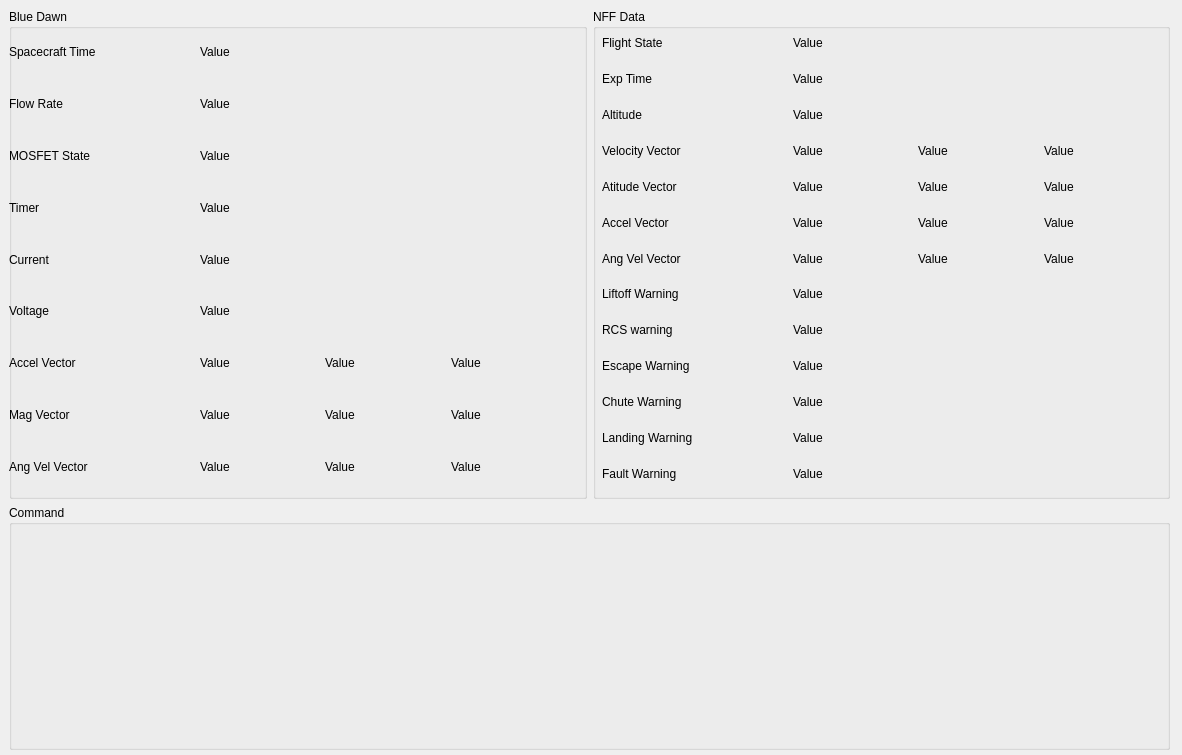
The window that GSE/monitorWindow.ui (Bruin-Spacecraft-Group/Rapid-Blue-Dawn-Ground-Testing) describes before a commit, drawn with Qt 5.
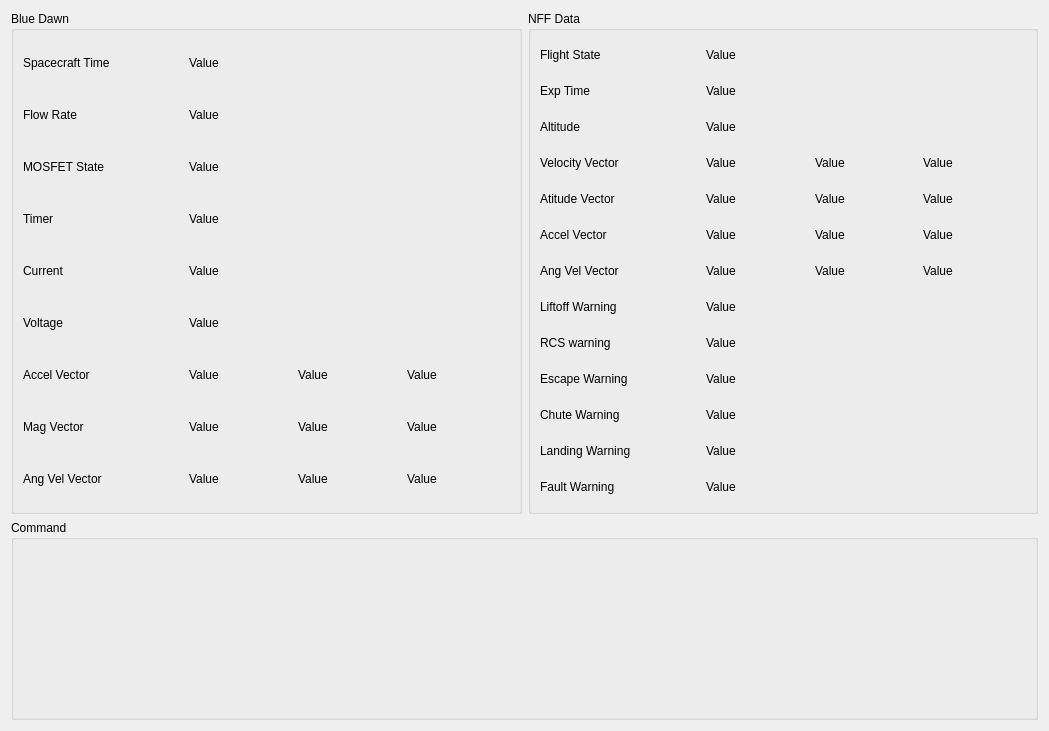
The same window after the commit. Icons and pictures are not drawn.

What changed in the file:
```diff
--- a/GSE/monitorWindow.ui
+++ b/GSE/monitorWindow.ui
@@ -6,8 +6,8 @@
    <rect>
     <x>0</x>
     <y>0</y>
-    <width>1182</width>
-    <height>755</height>
+    <width>1049</width>
+    <height>731</height>
    </rect>
   </property>
   <property name="windowTitle">
@@ -17,65 +17,19 @@
    <iconset>
     <normaloff>images/MainLogo.png</normaloff>images/MainLogo.png</iconset>
   </property>
-  <widget class="QWidget" name="verticalLayoutWidget">
-   <property name="geometry">
-    <rect>
-     <x>9</x>
-     <y>9</y>
-     <width>1161</width>
-     <height>741</height>
-    </rect>
-   </property>
-   <layout class="QVBoxLayout" name="monitor_wrapper" stretch="2,1">
+  <layout class="QVBoxLayout" name="verticalLayout">
     <item>
-     <layout class="QHBoxLayout" name="horizontalLayout">
+    <layout class="QHBoxLayout" name="horizontalLayout" stretch="1,1">
       <item>
        <widget class="QGroupBox" name="bd_groupbox">
         <property name="title">
          <string>Blue Dawn</string>
         </property>
-        <widget class="QWidget" name="gridLayoutWidget_2">
-         <property name="geometry">
-          <rect>
-           <x>0</x>
-           <y>20</y>
-           <width>561</width>
-           <height>461</height>
-          </rect>
-         </property>
-         <layout class="QGridLayout" name="gridLayout_2" columnstretch="1,2">
-          <item row="5" column="0">
-           <widget class="QLabel" name="voltage_name">
+       <layout class="QGridLayout" name="gridLayout_3" columnstretch="1,2">
+        <item row="0" column="0">
+         <widget class="QLabel" name="spacecraft_time_name">
             <property name="text">
-             <string>Voltage</string>
-            </property>
-           </widget>
-          </item>
-          <item row="4" column="0">
-           <widget class="QLabel" name="current_name">
-            <property name="text">
-             <string>Current</string>
-            </property>
-           </widget>
-          </item>
-          <item row="6" column="0">
-           <widget class="QLabel" name="label_19">
-            <property name="text">
-             <string>Accel Vector</string>
-            </property>
-           </widget>
-          </item>
-          <item row="2" column="1">
-           <widget class="QLabel" name="mosfet_state">
-            <property name="text">
-             <string>Value</string>
-            </property>
-           </widget>
-          </item>
-          <item row="3" column="1">
-           <widget class="QLabel" name="timer">
-            <property name="text">
-             <string>Value</string>
+           <string>Spacecraft Time</string>
             </property>
            </widget>
           </item>
@@ -86,6 +40,13 @@
             </property>
            </widget>
           </item>
+        <item row="2" column="1">
+         <widget class="QLabel" name="mosfet_state">
+          <property name="text">
+           <string>Value</string>
+          </property>
+         </widget>
+        </item>
           <item row="1" column="1">
            <widget class="QLabel" name="flow_rate">
             <property name="text">
@@ -93,20 +54,6 @@
             </property>
            </widget>
           </item>
-          <item row="8" column="0">
-           <widget class="QLabel" name="label_21">
-            <property name="text">
-             <string>Ang Vel Vector</string>
-            </property>
-           </widget>
-          </item>
-          <item row="4" column="1">
-           <widget class="QLabel" name="current">
-            <property name="text">
-             <string>Value</string>
-            </property>
-           </widget>
-          </item>
           <item row="0" column="1">
            <widget class="QLabel" name="spacecraft_time">
             <property name="text">
@@ -121,31 +68,17 @@
             </property>
            </widget>
           </item>
-          <item row="0" column="0">
-           <widget class="QLabel" name="spacecraft_time_name">
+        <item row="5" column="0">
+         <widget class="QLabel" name="voltage_name">
             <property name="text">
-             <string>Spacecraft Time</string>
+           <string>Voltage</string>
             </property>
            </widget>
           </item>
-          <item row="2" column="0">
-           <widget class="QLabel" name="mosfet_state_name">
+        <item row="6" column="0">
+         <widget class="QLabel" name="label_19">
             <property name="text">
-             <string>MOSFET State</string>
-            </property>
-           </widget>
-          </item>
-          <item row="7" column="0">
-           <widget class="QLabel" name="label_20">
-            <property name="text">
-             <string>Mag Vector</string>
-            </property>
-           </widget>
-          </item>
-          <item row="5" column="1">
-           <widget class="QLabel" name="voltage">
-            <property name="text">
-             <string>Value</string>
+           <string>Accel Vector</string>
             </property>
            </widget>
           </item>
@@ -174,6 +107,55 @@
             </item>
            </layout>
           </item>
+        <item row="2" column="0">
+         <widget class="QLabel" name="mosfet_state_name">
+          <property name="text">
+           <string>MOSFET State</string>
+          </property>
+         </widget>
+        </item>
+        <item row="4" column="1">
+         <widget class="QLabel" name="current">
+          <property name="text">
+           <string>Value</string>
+          </property>
+         </widget>
+        </item>
+        <item row="3" column="1">
+         <widget class="QLabel" name="timer">
+          <property name="text">
+           <string>Value</string>
+          </property>
+         </widget>
+        </item>
+        <item row="5" column="1">
+         <widget class="QLabel" name="voltage">
+          <property name="text">
+           <string>Value</string>
+          </property>
+         </widget>
+        </item>
+        <item row="4" column="0">
+         <widget class="QLabel" name="current_name">
+          <property name="text">
+           <string>Current</string>
+          </property>
+         </widget>
+        </item>
+        <item row="7" column="0">
+         <widget class="QLabel" name="label_20">
+          <property name="text">
+           <string>Mag Vector</string>
+          </property>
+         </widget>
+        </item>
+        <item row="8" column="0">
+         <widget class="QLabel" name="label_21">
+          <property name="text">
+           <string>Ang Vel Vector</string>
+          </property>
+         </widget>
+        </item>
           <item row="7" column="1">
            <layout class="QHBoxLayout" name="horizontalLayout_3">
             <item>
@@ -226,23 +208,20 @@
           </item>
          </layout>
         </widget>
-       </widget>
       </item>
       <item>
        <widget class="QGroupBox" name="nff_groupbox">
         <property name="title">
          <string>NFF Data</string>
         </property>
-        <widget class="QWidget" name="gridLayoutWidget">
-         <property name="geometry">
-          <rect>
-           <x>9</x>
-           <y>19</y>
-           <width>561</width>
-           <height>461</height>
-          </rect>
-         </property>
-         <layout class="QGridLayout" name="gridLayout" columnstretch="1,2">
+       <layout class="QGridLayout" name="gridLayout_2" columnstretch="1,2">
+        <item row="1" column="0">
+         <widget class="QLabel" name="label">
+          <property name="text">
+           <string>Exp Time</string>
+          </property>
+         </widget>
+        </item>
           <item row="3" column="1">
            <layout class="QHBoxLayout" name="horizontalLayout_5">
             <item>
@@ -268,63 +247,6 @@
             </item>
            </layout>
           </item>
-          <item row="4" column="1">
-           <layout class="QHBoxLayout" name="horizontalLayout_6">
-            <item>
-             <widget class="QLabel" name="attitude_x">
-              <property name="text">
-               <string>Value</string>
-              </property>
-             </widget>
-            </item>
-            <item>
-             <widget class="QLabel" name="attitude_y">
-              <property name="text">
-               <string>Value</string>
-              </property>
-             </widget>
-            </item>
-            <item>
-             <widget class="QLabel" name="attitude_z">
-              <property name="text">
-               <string>Value</string>
-              </property>
-             </widget>
-            </item>
-           </layout>
-          </item>
-          <item row="5" column="1">
-           <layout class="QHBoxLayout" name="horizontalLayout_7">
-            <item>
-             <widget class="QLabel" name="acceleration_x">
-              <property name="text">
-               <string>Value</string>
-              </property>
-             </widget>
-            </item>
-            <item>
-             <widget class="QLabel" name="acceleration_y">
-              <property name="text">
-               <string>Value</string>
-              </property>
-             </widget>
-            </item>
-            <item>
-             <widget class="QLabel" name="acceleration_z">
-              <property name="text">
-               <string>Value</string>
-              </property>
-             </widget>
-            </item>
-           </layout>
-          </item>
-          <item row="5" column="0">
-           <widget class="QLabel" name="label_27">
-            <property name="text">
-             <string>Accel Vector</string>
-            </property>
-           </widget>
-          </item>
           <item row="3" column="0">
            <widget class="QLabel" name="label_11">
             <property name="text">
@@ -332,55 +254,6 @@
             </property>
            </widget>
           </item>
-          <item row="7" column="0">
-           <widget class="QLabel" name="label_29">
-            <property name="text">
-             <string>Liftoff Warning</string>
-            </property>
-           </widget>
-          </item>
-          <item row="8" column="0">
-           <widget class="QLabel" name="label_30">
-            <property name="text">
-             <string>RCS warning</string>
-            </property>
-           </widget>
-          </item>
-          <item row="4" column="0">
-           <widget class="QLabel" name="label_12">
-            <property name="text">
-             <string>Atitude Vector</string>
-            </property>
-           </widget>
-          </item>
-          <item row="6" column="0">
-           <widget class="QLabel" name="label_28">
-            <property name="text">
-             <string>Ang Vel Vector</string>
-            </property>
-           </widget>
-          </item>
-          <item row="11" column="0">
-           <widget class="QLabel" name="label_33">
-            <property name="text">
-             <string>Landing Warning</string>
-            </property>
-           </widget>
-          </item>
-          <item row="10" column="0">
-           <widget class="QLabel" name="label_32">
-            <property name="text">
-             <string>Chute Warning</string>
-            </property>
-           </widget>
-          </item>
-          <item row="1" column="0">
-           <widget class="QLabel" name="label">
-            <property name="text">
-             <string>Exp Time</string>
-            </property>
-           </widget>
-          </item>
           <item row="2" column="0">
            <widget class="QLabel" name="label_2">
             <property name="text">
@@ -388,10 +261,10 @@
             </property>
            </widget>
           </item>
-          <item row="9" column="0">
-           <widget class="QLabel" name="label_31">
+        <item row="4" column="0">
+         <widget class="QLabel" name="label_12">
             <property name="text">
-             <string>Escape Warning</string>
+           <string>Atitude Vector</string>
             </property>
            </widget>
           </item>
@@ -402,20 +275,6 @@
             </property>
            </widget>
           </item>
-          <item row="0" column="0">
-           <widget class="QLabel" name="label_4">
-            <property name="text">
-             <string>Flight State</string>
-            </property>
-           </widget>
-          </item>
-          <item row="0" column="1">
-           <widget class="QLabel" name="flight_state">
-            <property name="text">
-             <string>Value</string>
-            </property>
-           </widget>
-          </item>
           <item row="2" column="1">
            <widget class="QLabel" name="altitude">
             <property name="text">
@@ -423,8 +282,8 @@
             </property>
            </widget>
           </item>
-          <item row="7" column="1">
-           <widget class="QLabel" name="liftoff_warning">
+        <item row="0" column="1">
+         <widget class="QLabel" name="flight_state">
             <property name="text">
              <string>Value</string>
             </property>
@@ -437,20 +296,6 @@
             </property>
            </widget>
           </item>
-          <item row="8" column="1">
-           <widget class="QLabel" name="rcs_warning">
-            <property name="text">
-             <string>Value</string>
-            </property>
-           </widget>
-          </item>
-          <item row="10" column="1">
-           <widget class="QLabel" name="chute_warning">
-            <property name="text">
-             <string>Value</string>
-            </property>
-           </widget>
-          </item>
           <item row="9" column="1">
            <widget class="QLabel" name="escape_warning">
             <property name="text">
@@ -458,8 +303,8 @@
             </property>
            </widget>
           </item>
-          <item row="12" column="1">
-           <widget class="QLabel" name="fault_warning">
+        <item row="10" column="1">
+         <widget class="QLabel" name="chute_warning">
             <property name="text">
              <string>Value</string>
             </property>
@@ -472,6 +317,76 @@
             </property>
            </widget>
           </item>
+        <item row="7" column="1">
+         <widget class="QLabel" name="liftoff_warning">
+          <property name="text">
+           <string>Value</string>
+          </property>
+         </widget>
+        </item>
+        <item row="8" column="1">
+         <widget class="QLabel" name="rcs_warning">
+          <property name="text">
+           <string>Value</string>
+          </property>
+         </widget>
+        </item>
+        <item row="5" column="0">
+         <widget class="QLabel" name="label_27">
+          <property name="text">
+           <string>Accel Vector</string>
+          </property>
+         </widget>
+        </item>
+        <item row="9" column="0">
+         <widget class="QLabel" name="label_31">
+          <property name="text">
+           <string>Escape Warning</string>
+          </property>
+         </widget>
+        </item>
+        <item row="7" column="0">
+         <widget class="QLabel" name="label_29">
+          <property name="text">
+           <string>Liftoff Warning</string>
+          </property>
+         </widget>
+        </item>
+        <item row="10" column="0">
+         <widget class="QLabel" name="label_32">
+          <property name="text">
+           <string>Chute Warning</string>
+          </property>
+         </widget>
+        </item>
+        <item row="8" column="0">
+         <widget class="QLabel" name="label_30">
+          <property name="text">
+           <string>RCS warning</string>
+          </property>
+         </widget>
+        </item>
+        <item row="12" column="1">
+         <widget class="QLabel" name="fault_warning">
+          <property name="text">
+           <string>Value</string>
+          </property>
+         </widget>
+        </item>
+        <item row="11" column="0">
+         <widget class="QLabel" name="label_33">
+          <property name="text">
+           <string>Landing Warning</string>
+          </property>
+         </widget>
+        </item>
+        <item row="0" column="0">
+         <widget class="QLabel" name="label_4">
+          <property name="text">
+           <string>Flight State</string>
+          </property>
+         </widget>
+        </item>
           <item row="6" column="1">
            <layout class="QHBoxLayout" name="horizontalLayout_8">
             <item>
@@ -497,21 +412,82 @@
             </item>
            </layout>
           </item>
+        <item row="6" column="0">
+         <widget class="QLabel" name="label_28">
+          <property name="text">
+           <string>Ang Vel Vector</string>
+          </property>
+         </widget>
+        </item>
+        <item row="4" column="1">
+         <layout class="QHBoxLayout" name="horizontalLayout_6">
+          <item>
+           <widget class="QLabel" name="attitude_x">
+            <property name="text">
+             <string>Value</string>
+            </property>
+           </widget>
+          </item>
+          <item>
+           <widget class="QLabel" name="attitude_y">
+            <property name="text">
+             <string>Value</string>
+            </property>
+           </widget>
+          </item>
+          <item>
+           <widget class="QLabel" name="attitude_z">
+            <property name="text">
+             <string>Value</string>
+            </property>
+           </widget>
+          </item>
          </layout>
-        </widget>
+        </item>
+        <item row="5" column="1">
+         <layout class="QHBoxLayout" name="horizontalLayout_7">
+          <item>
+           <widget class="QLabel" name="acceleration_x">
+            <property name="text">
+             <string>Value</string>
+            </property>
+           </widget>
+          </item>
+          <item>
+           <widget class="QLabel" name="acceleration_y">
+            <property name="text">
+             <string>Value</string>
+            </property>
+           </widget>
+          </item>
+          <item>
+           <widget class="QLabel" name="acceleration_z">
+            <property name="text">
+             <string>Value</string>
+            </property>
+           </widget>
+          </item>
+         </layout>
+        </item>
+       </layout>
        </widget>
       </item>
      </layout>
     </item>
     <item>
      <widget class="QGroupBox" name="groupBox_3">
+     <property name="maximumSize">
+      <size>
+       <width>16777215</width>
+       <height>200</height>
+      </size>
+     </property>
       <property name="title">
        <string>Command</string>
       </property>
      </widget>
     </item>
    </layout>
-  </widget>
  </widget>
  <resources/>
  <connections/>
```
Lines whose indentation alone changed are shown as unchanged.
